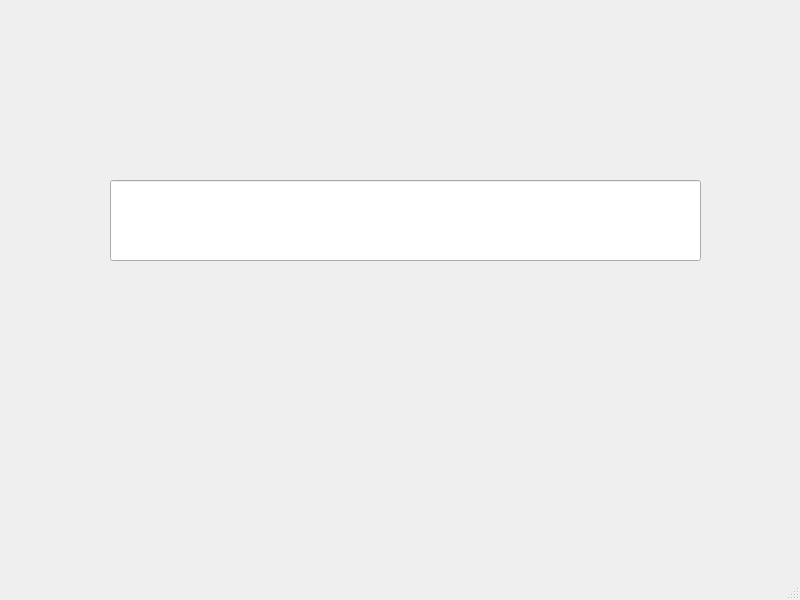
Old version of the form src/client/mainwindow.ui in the repository maybeIllchangeitlater/ClientServerQT.
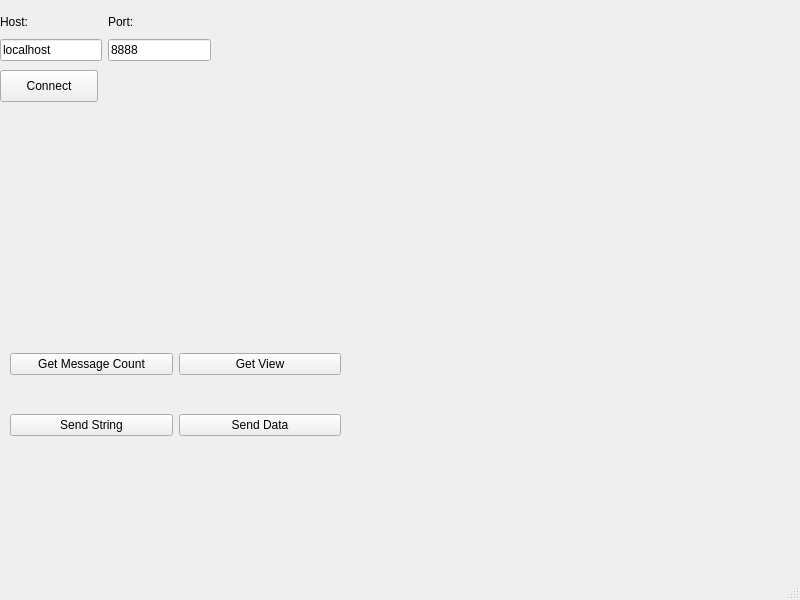
New version of the form.

Commit message: resolver(не справился), switched config to 127.0.0.1 from localhost, some view

What changed in the file:
```diff
--- a/src/client/mainwindow.ui
+++ b/src/client/mainwindow.ui
@@ -14,14 +14,123 @@
    <string>MainWindow</string>
   </property>
   <widget class="QWidget" name="centralwidget">
-   <widget class="QLineEdit" name="lineEditTest">
+   <widget class="QWidget" name="gridLayoutWidget">
     <property name="geometry">
      <rect>
-      <x>110</x>
-      <y>180</y>
-      <width>591</width>
-      <height>81</height>
+      <x>0</x>
+      <y>10</y>
+      <width>211</width>
+      <height>51</height>
      </rect>
+    </property>
+    <layout class="QGridLayout" name="gridLayout">
+     <item row="0" column="1">
+      <widget class="QLabel" name="label_2">
+       <property name="text">
+        <string>Port:</string>
+       </property>
+      </widget>
+     </item>
+     <item row="0" column="0">
+      <widget class="QLabel" name="label">
+       <property name="text">
+        <string>Host:</string>
+       </property>
+      </widget>
+     </item>
+     <item row="1" column="0">
+      <widget class="QLineEdit" name="lineHost">
+       <property name="text">
+        <string>localhost</string>
+       </property>
+      </widget>
+     </item>
+     <item row="1" column="1">
+      <widget class="QLineEdit" name="linePort">
+       <property name="text">
+        <string>8888</string>
+       </property>
+      </widget>
+     </item>
+    </layout>
+   </widget>
+   <widget class="QPushButton" name="connectButton">
+    <property name="geometry">
+     <rect>
+      <x>0</x>
+      <y>70</y>
+      <width>98</width>
+      <height>32</height>
+     </rect>
+    </property>
+    <property name="text">
+     <string>Connect</string>
+    </property>
+   </widget>
+   <widget class="QLabel" name="connectionStatus">
+    <property name="geometry">
+     <rect>
+      <x>10</x>
+      <y>110</y>
+      <width>281</width>
+      <height>41</height>
+     </rect>
+    </property>
+    <property name="text">
+     <string/>
+    </property>
+   </widget>
+   <widget class="QWidget" name="gridLayoutWidget_2">
+    <property name="geometry">
+     <rect>
+      <x>10</x>
+      <y>320</y>
+      <width>331</width>
+      <height>151</height>
+     </rect>
+    </property>
+    <layout class="QGridLayout" name="gridLayout_2">
+     <item row="0" column="0">
+      <widget class="QPushButton" name="getMessageCount">
+       <property name="text">
+        <string>Get Message Count</string>
+       </property>
+      </widget>
+     </item>
+     <item row="0" column="1">
+      <widget class="QPushButton" name="getView">
+       <property name="text">
+        <string>Get View</string>
+       </property>
+      </widget>
+     </item>
+     <item row="1" column="0">
+      <widget class="QPushButton" name="sendString">
+       <property name="text">
+        <string>Send String</string>
+       </property>
+      </widget>
+     </item>
+     <item row="1" column="1">
+      <widget class="QPushButton" name="sendData">
+       <property name="text">
+        <string>Send Data</string>
+       </property>
+      </widget>
+     </item>
+    </layout>
+   </widget>
+   <widget class="QLabel" name="responseLabel">
+    <property name="geometry">
+     <rect>
+      <x>20</x>
+      <y>260</y>
+      <width>281</width>
+      <height>41</height>
+     </rect>
+    </property>
+    <property name="text">
+     <string/>
     </property>
    </widget>
   </widget>
```
The commit also changes 7 other files.
